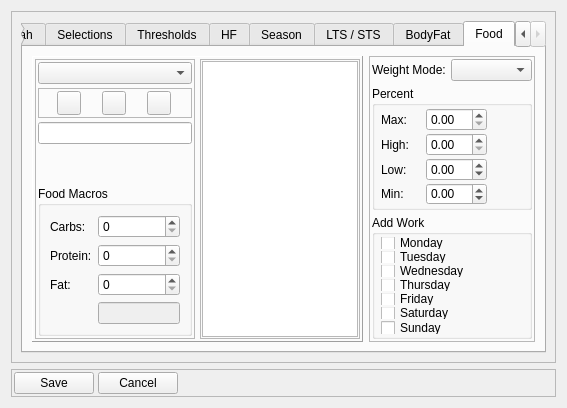
Old version of the form dialog_settings.ui in the repository Tria-Andy/WorkoutEditor.
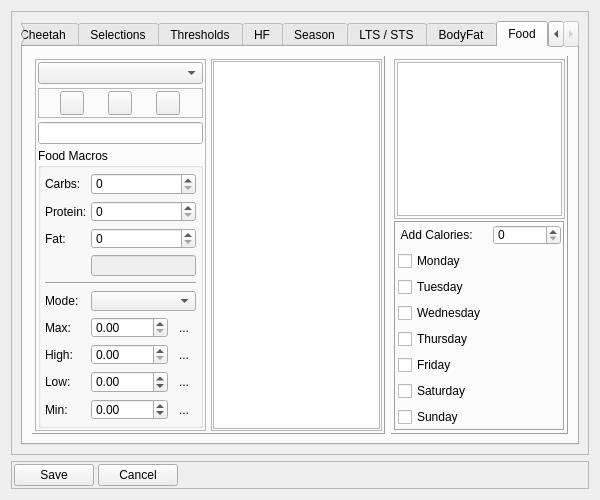
New version of the form. The open tabs and pages were chosen to show the change. Icons and pictures are not drawn.

What changed in the file:
```diff
--- a/dialog_settings.ui
+++ b/dialog_settings.ui
@@ -6,8 +6,8 @@
    <rect>
     <x>0</x>
     <y>0</y>
-    <width>550</width>
-    <height>408</height>
+    <width>600</width>
+    <height>500</height>
    </rect>
   </property>
   <property name="minimumSize">
@@ -18,8 +18,8 @@
   </property>
   <property name="maximumSize">
    <size>
-    <width>550</width>
-    <height>408</height>
+    <width>600</width>
+    <height>500</height>
    </size>
   </property>
   <property name="font">
@@ -2197,44 +2197,236 @@
                   <property name="title">
                    <string>Food Macros</string>
                   </property>
-                  <layout class="QFormLayout" name="formLayout_9">
-                   <item row="0" column="0">
-                    <widget class="QLabel" name="label_59">
+                  <layout class="QGridLayout" name="gridLayout_5">
+                   <property name="leftMargin">
+                    <number>4</number>
+                   </property>
+                   <property name="topMargin">
+                    <number>5</number>
+                   </property>
+                   <property name="rightMargin">
+                    <number>4</number>
+                   </property>
+                   <property name="bottomMargin">
+                    <number>5</number>
+                   </property>
+                   <property name="horizontalSpacing">
+                    <number>4</number>
+                   </property>
+                   <property name="verticalSpacing">
+                    <number>6</number>
+                   </property>
+                   <item row="6" column="1">
+                    <widget class="QDoubleSpinBox" name="doubleSpinBox_max">
+                     <property name="sizePolicy">
+                      <sizepolicy hsizetype="Minimum" vsizetype="Fixed">
+                       <horstretch>0</horstretch>
+                       <verstretch>0</verstretch>
+                      </sizepolicy>
+                     </property>
+                     <property name="minimumSize">
+                      <size>
+                       <width>0</width>
+                       <height>0</height>
+                      </size>
+                     </property>
+                    </widget>
+                   </item>
+                   <item row="5" column="0">
+                    <widget class="QLabel" name="label_49">
+                     <property name="minimumSize">
+                      <size>
+                       <width>0</width>
+                       <height>20</height>
+                      </size>
+                     </property>
                      <property name="text">
-                      <string>Carbs:</string>
+                      <string>Mode:</string>
                      </property>
                     </widget>
                    </item>
-                   <item row="0" column="1">
-                    <widget class="QSpinBox" name="spinBox_carbs"/>
+                   <item row="9" column="2">
+                    <widget class="QToolButton" name="toolButton_colormin">
+                     <property name="text">
+                      <string>...</string>
+                     </property>
+                     <property name="autoRaise">
+                      <bool>true</bool>
+                     </property>
+                    </widget>
                    </item>
-                   <item row="1" column="0">
-                    <widget class="QLabel" name="label_60">
+                   <item row="9" column="1">
+                    <widget class="QDoubleSpinBox" name="doubleSpinBox_min">
+                     <property name="minimumSize">
+                      <size>
+                       <width>0</width>
+                       <height>0</height>
+                      </size>
+                     </property>
+                     <property name="minimum">
+                      <double>-15.000000000000000</double>
+                     </property>
+                    </widget>
+                   </item>
+                   <item row="7" column="2">
+                    <widget class="QToolButton" name="toolButton_colorhigh">
                      <property name="text">
-                      <string>Protein:</string>
+                      <string>...</string>
                      </property>
+                     <property name="autoRaise">
+                      <bool>true</bool>
+                     </property>
                     </widget>
                    </item>
-                   <item row="1" column="1">
+                   <item row="1" column="1" colspan="2">
                     <widget class="QSpinBox" name="spinBox_protein"/>
                    </item>
-                   <item row="2" column="0">
-                    <widget class="QLabel" name="label_61">
-                     <property name="text">
-                      <string>Fat:</string>
+                   <item row="7" column="1">
+                    <widget class="QDoubleSpinBox" name="doubleSpinBox_high">
+                     <property name="minimumSize">
+                      <size>
+                       <width>0</width>
+                       <height>0</height>
+                      </size>
                      </property>
                     </widget>
                    </item>
-                   <item row="2" column="1">
-                    <widget class="QSpinBox" name="spinBox_fat"/>
-                   </item>
-                   <item row="3" column="1">
+                   <item row="3" column="1" colspan="2">
                     <widget class="QLineEdit" name="lineEdit_macroSum">
                      <property name="enabled">
                       <bool>false</bool>
                      </property>
                     </widget>
                    </item>
+                   <item row="0" column="1" colspan="2">
+                    <widget class="QSpinBox" name="spinBox_carbs"/>
+                   </item>
+                   <item row="8" column="0">
+                    <widget class="QLabel" name="label_52">
+                     <property name="minimumSize">
+                      <size>
+                       <width>0</width>
+                       <height>20</height>
+                      </size>
+                     </property>
+                     <property name="text">
+                      <string>Low:</string>
+                     </property>
+                    </widget>
+                   </item>
+                   <item row="6" column="2">
+                    <widget class="QToolButton" name="toolButton_colormax">
+                     <property name="text">
+                      <string>...</string>
+                     </property>
+                     <property name="autoRaise">
+                      <bool>true</bool>
+                     </property>
+                    </widget>
+                   </item>
+                   <item row="2" column="0">
+                    <widget class="QLabel" name="label_61">
+                     <property name="text">
+                      <string>Fat:</string>
+                     </property>
+                    </widget>
+                   </item>
+                   <item row="8" column="2">
+                    <widget class="QToolButton" name="toolButton_colorlow">
+                     <property name="text">
+                      <string>...</string>
+                     </property>
+                     <property name="autoRaise">
+                      <bool>true</bool>
+                     </property>
+                    </widget>
+                   </item>
+                   <item row="6" column="0">
+                    <widget class="QLabel" name="label_50">
+                     <property name="minimumSize">
+                      <size>
+                       <width>0</width>
+                       <height>20</height>
+                      </size>
+                     </property>
+                     <property name="text">
+                      <string>Max:</string>
+                     </property>
+                    </widget>
+                   </item>
+                   <item row="7" column="0">
+                    <widget class="QLabel" name="label_51">
+                     <property name="minimumSize">
+                      <size>
+                       <width>0</width>
+                       <height>20</height>
+                      </size>
+                     </property>
+                     <property name="text">
+                      <string>High:</string>
+                     </property>
+                    </widget>
+                   </item>
+                   <item row="9" column="0">
+                    <widget class="QLabel" name="label_53">
+                     <property name="minimumSize">
+                      <size>
+                       <width>0</width>
+                       <height>20</height>
+                      </size>
+                     </property>
+                     <property name="text">
+                      <string>Min:</string>
+                     </property>
+                    </widget>
+                   </item>
+                   <item row="2" column="1" colspan="2">
+                    <widget class="QSpinBox" name="spinBox_fat"/>
+                   </item>
+                   <item row="8" column="1">
+                    <widget class="QDoubleSpinBox" name="doubleSpinBox_low">
+                     <property name="minimumSize">
+                      <size>
+                       <width>0</width>
+                       <height>0</height>
+                      </size>
+                     </property>
+                     <property name="minimum">
+                      <double>-10.000000000000000</double>
+                     </property>
+                    </widget>
+                   </item>
+                   <item row="1" column="0">
+                    <widget class="QLabel" name="label_60">
+                     <property name="text">
+                      <string>Protein:</string>
+                     </property>
+                    </widget>
+                   </item>
+                   <item row="0" column="0">
+                    <widget class="QLabel" name="label_59">
+                     <property name="text">
+                      <string>Carbs:</string>
+                     </property>
+                    </widget>
+                   </item>
+                   <item row="5" column="1" colspan="2">
+                    <widget class="QComboBox" name="comboBox_weightmode">
+                     <property name="minimumSize">
+                      <size>
+                       <width>0</width>
+                       <height>20</height>
+                      </size>
+                     </property>
+                    </widget>
+                   </item>
+                   <item row="4" column="0" colspan="3">
+                    <widget class="Line" name="line_8">
+                     <property name="orientation">
+                      <enum>Qt::Horizontal</enum>
+                     </property>
+                    </widget>
+                   </item>
                   </layout>
                  </widget>
                 </item>
@@ -2296,17 +2488,14 @@
              </sizepolicy>
             </property>
             <property name="frameShape">
-             <enum>QFrame::StyledPanel</enum>
+             <enum>QFrame::Panel</enum>
             </property>
             <property name="frameShadow">
              <enum>QFrame::Raised</enum>
             </property>
-            <layout class="QFormLayout" name="formLayout_7">
-             <property name="horizontalSpacing">
-              <number>5</number>
-             </property>
-             <property name="verticalSpacing">
-              <number>5</number>
+            <layout class="QVBoxLayout" name="verticalLayout_8">
+             <property name="spacing">
+              <number>2</number>
              </property>
              <property name="leftMargin">
               <number>2</number>
@@ -2320,219 +2509,126 @@
              <property name="bottomMargin">
               <number>2</number>
              </property>
-             <item row="0" column="0">
-              <widget class="QLabel" name="label_49">
-               <property name="text">
-                <string>Weight Mode:</string>
+             <item>
+              <widget class="QFrame" name="frame_18">
+               <property name="frameShape">
+                <enum>QFrame::StyledPanel</enum>
                </property>
-              </widget>
-             </item>
-             <item row="0" column="1">
-              <widget class="QComboBox" name="comboBox_weightmode"/>
-             </item>
-             <item row="1" column="0" colspan="2">
-              <widget class="QGroupBox" name="groupBox_9">
-               <property name="title">
-                <string>Percent</string>
+               <property name="frameShadow">
+                <enum>QFrame::Raised</enum>
                </property>
-               <layout class="QGridLayout" name="gridLayout_5">
+               <layout class="QVBoxLayout" name="verticalLayout_9">
+                <property name="spacing">
+                 <number>2</number>
+                </property>
                 <property name="leftMargin">
-                 <number>6</number>
+                 <number>2</number>
                 </property>
                 <property name="topMargin">
                  <number>2</number>
                 </property>
                 <property name="rightMargin">
-                 <number>8</number>
+                 <number>2</number>
                 </property>
                 <property name="bottomMargin">
                  <number>2</number>
                 </property>
-                <property name="horizontalSpacing">
-                 <number>4</number>
-                </property>
-                <property name="verticalSpacing">
-                 <number>2</number>
-                </property>
-                <item row="1" column="1">
-                 <widget class="QDoubleSpinBox" name="doubleSpinBox_high"/>
-                </item>
-                <item row="2" column="1">
-                 <widget class="QDoubleSpinBox" name="doubleSpinBox_low">
-                  <property name="minimum">
-                   <double>-10.000000000000000</double>
-                  </property>
-                 </widget>
-                </item>
-                <item row="3" column="0">
-                 <widget class="QLabel" name="label_53">
-                  <property name="text">
-                   <string>Min:</string>
-                  </property>
-                 </widget>
-                </item>
-                <item row="1" column="0">
-                 <widget class="QLabel" name="label_51">
-                  <property name="text">
-                   <string>High:</string>
-                  </property>
-                 </widget>
-                </item>
-                <item row="3" column="1">
-                 <widget class="QDoubleSpinBox" name="doubleSpinBox_min">
-                  <property name="minimum">
-                   <double>-15.000000000000000</double>
-                  </property>
-                 </widget>
-                </item>
-                <item row="2" column="0">
-                 <widget class="QLabel" name="label_52">
-                  <property name="text">
-                   <string>Low:</string>
-                  </property>
-                 </widget>
-                </item>
-                <item row="0" column="0">
-                 <widget class="QLabel" name="label_50">
-                  <property name="text">
-                   <string>Max:</string>
-                  </property>
-                 </widget>
-                </item>
-                <item row="0" column="1">
-                 <widget class="QDoubleSpinBox" name="doubleSpinBox_max"/>
-                </item>
-                <item row="0" column="2">
-                 <widget class="QToolButton" name="toolButton_colormax">
-                  <property name="minimumSize">
-                   <size>
-                    <width>30</width>
-                    <height>0</height>
-                   </size>
-                  </property>
-                  <property name="text">
-                   <string/>
-                  </property>
-                  <property name="autoRaise">
-                   <bool>true</bool>
-                  </property>
-                 </widget>
-                </item>
-                <item row="1" column="2">
-                 <widget class="QToolButton" name="toolButton_colorhigh">
-                  <property name="minimumSize">
-                   <size>
-                    <width>30</width>
-                    <height>0</height>
-                   </size>
-                  </property>
-                  <property name="text">
-                   <string/>
-                  </property>
-                  <property name="autoRaise">
-                   <bool>true</bool>
-                  </property>
-                 </widget>
-                </item>
-                <item row="2" column="2">
-                 <widget class="QToolButton" name="toolButton_colorlow">
-                  <property name="minimumSize">
-                   <size>
-                    <width>30</width>
-                    <height>0</height>
-                   </size>
-                  </property>
-                  <property name="text">
-                   <string/>
-                  </property>
-                  <property name="autoRaise">
-                   <bool>true</bool>
-                  </property>
-                 </widget>
-                </item>
-                <item row="3" column="2">
-                 <widget class="QToolButton" name="toolButton_colormin">
-                  <property name="minimumSize">
-                   <size>
-                    <width>30</width>
-                    <height>0</height>
-                   </size>
-                  </property>
-                  <property name="text">
-                   <string/>
-                  </property>
-                  <property name="autoRaise">
-                   <bool>true</bool>
-                  </property>
-                 </widget>
+                <item>
+                 <widget class="QListWidget" name="listWidget_addwork"/>
                 </item>
                </layout>
               </widget>
              </item>
-             <item row="2" column="0" colspan="2">
-              <widget class="QGroupBox" name="groupBox_10">
-               <property name="title">
-                <string>Add Work</string>
+             <item>
+              <widget class="QFrame" name="frame_17">
+               <property name="frameShape">
+                <enum>QFrame::Box</enum>
                </property>
-               <layout class="QFormLayout" name="formLayout_8">
-                <property name="verticalSpacing">
-                 <number>2</number>
-                </property>
+               <property name="frameShadow">
+                <enum>QFrame::Sunken</enum>
+               </property>
+               <layout class="QFormLayout" name="formLayout_7">
                 <property name="leftMargin">
-                 <number>6</number>
+                 <number>2</number>
                 </property>
                 <property name="topMargin">
                  <number>2</number>
                 </property>
                 <property name="rightMargin">
-                 <number>4</number>
+                 <number>2</number>
                 </property>
                 <property name="bottomMargin">
                  <number>2</number>
                 </property>
                 <item row="0" column="0">
+                 <widget class="QLabel" name="label_63">
+                  <property name="minimumSize">
+                   <size>
+                    <width>0</width>
+                    <height>20</height>
+                   </size>
+                  </property>
+                  <property name="text">
+                   <string> Add Calories:</string>
+                  </property>
+                 </widget>
+                </item>
+                <item row="0" column="1">
+                 <widget class="QSpinBox" name="spinBox_addWork">
+                  <property name="minimumSize">
+                   <size>
+                    <width>0</width>
+                    <height>20</height>
+                   </size>
+                  </property>
+                  <property name="maximum">
+                   <number>999</number>
+                  </property>
+                 </widget>
+                </item>
+                <item row="1" column="0">
                  <widget class="QCheckBox" name="checkBox_Work_0">
                   <property name="text">
                    <string>Monday</string>
                   </property>
                  </widget>
                 </item>
-                <item row="1" column="0">
+                <item row="2" column="0">
                  <widget class="QCheckBox" name="checkBox_Work_1">
                   <property name="text">
                    <string>Tuesday</string>
                   </property>
                  </widget>
                 </item>
-                <item row="2" column="0">
+                <item row="3" column="0">
                  <widget class="QCheckBox" name="checkBox_Work_2">
                   <property name="text">
                    <string>Wednesday</string>
                   </property>
                  </widget>
                 </item>
-                <item row="3" column="0">
+                <item row="4" column="0">
                  <widget class="QCheckBox" name="checkBox_Work_3">
                   <property name="text">
                    <string>Thursday</string>
                   </property>
                  </widget>
                 </item>
-                <item row="4" column="0">
+                <item row="5" column="0">
                  <widget class="QCheckBox" name="checkBox_Work_4">
                   <property name="text">
                    <string>Friday</string>
                   </property>
                  </widget>
                 </item>
-                <item row="5" column="0">
+                <item row="6" column="0">
                  <widget class="QCheckBox" name="checkBox_Work_5">
                   <property name="text">
                    <string>Saturday</string>
                   </property>
                  </widget>
                 </item>
-                <item row="6" column="0">
+                <item row="7" column="0">
                  <widget class="QCheckBox" name="checkBox_Work_6">
                   <property name="text">
                    <string>Sunday</string>
```
Left out of the diff: 325 changed lines with no effect on the pictures.
